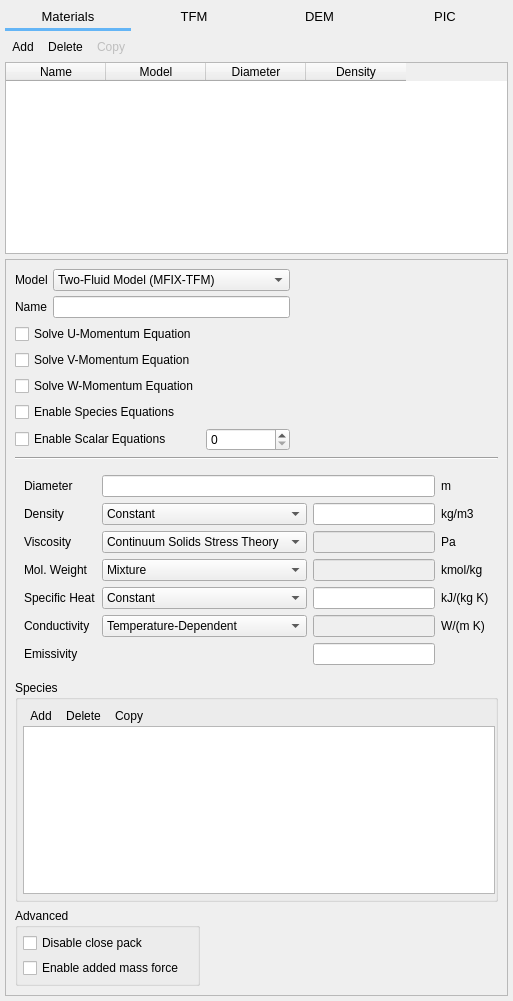
The window that gui/uifiles/solids.ui (truongd8593/mfix) describes before a commit, drawn with Qt 5.
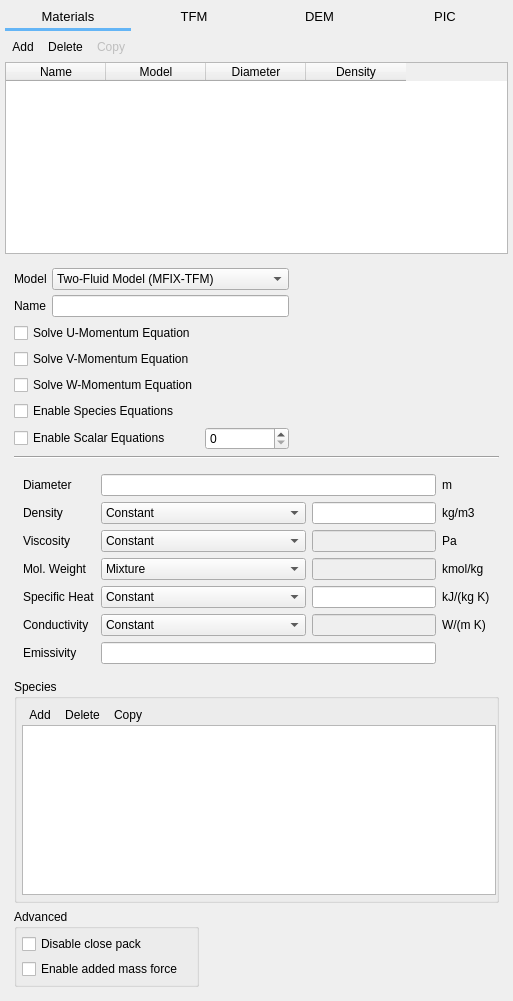
The same window after the commit. Custom widgets are drawn as their Qt base class.

Commit message: more work on solids setup

Diff of the .ui file:
```diff
--- a/gui/uifiles/solids.ui
+++ b/gui/uifiles/solids.ui
@@ -280,6 +280,12 @@
            <verstretch>0</verstretch>
           </sizepolicy>
          </property>
+         <property name="autoFillBackground">
+          <bool>false</bool>
+         </property>
+         <property name="frameShape">
+          <enum>QFrame::NoFrame</enum>
+         </property>
          <property name="widgetResizable">
           <bool>true</bool>
          </property>
@@ -288,8 +294,8 @@
            <rect>
             <x>0</x>
             <y>0</y>
-            <width>499</width>
-            <height>732</height>
+            <width>503</width>
+            <height>736</height>
            </rect>
           </property>
           <layout class="QGridLayout" name="gridLayout_2">
@@ -440,6 +446,12 @@
               </item>
               <item row="1" column="1">
                <widget class="ComboBox" name="combobox_solids_density_model">
+                <property name="sizeAdjustPolicy">
+                 <enum>QComboBox::AdjustToContents</enum>
+                </property>
+                <property name="minimumContentsLength">
+                 <number>1</number>
+                </property>
                 <item>
                  <property name="text">
                   <string>Constant</string>
@@ -472,6 +484,12 @@
               <item row="2" column="1">
                <widget class="ComboBox" name="combobox_solids_viscosity_model">
                 <property name="currentIndex">
+                 <number>0</number>
+                </property>
+                <property name="sizeAdjustPolicy">
+                 <enum>QComboBox::AdjustToContents</enum>
+                </property>
+                <property name="minimumContentsLength">
                  <number>1</number>
                 </property>
                 <item>
@@ -492,7 +510,7 @@
                </widget>
               </item>
               <item row="2" column="2">
-               <widget class="QLineEdit" name="lineEdit_31">
+               <widget class="LineEdit" name="lineedit_keyword_mu_s0_args_S">
                 <property name="enabled">
                  <bool>false</bool>
                 </property>
@@ -514,6 +532,12 @@
               </item>
               <item row="3" column="1">
                <widget class="ComboBox" name="combobox_solids_mol_weight_model">
+                <property name="sizeAdjustPolicy">
+                 <enum>QComboBox::AdjustToContents</enum>
+                </property>
+                <property name="minimumContentsLength">
+                 <number>1</number>
+                </property>
                 <item>
                  <property name="text">
                   <string>Mixture</string>
@@ -544,6 +568,12 @@
               </item>
               <item row="4" column="1">
                <widget class="ComboBox" name="combobox_solids_specific_heat_model">
+                <property name="sizeAdjustPolicy">
+                 <enum>QComboBox::AdjustToContents</enum>
+                </property>
+                <property name="minimumContentsLength">
+                 <number>1</number>
+                </property>
                 <item>
                  <property name="text">
                   <string>Constant</string>
@@ -562,7 +592,7 @@
                </widget>
               </item>
               <item row="4" column="2">
-               <widget class="QLineEdit" name="lineEdit_33"/>
+               <widget class="LineEdit" name="lineedit_keyword_c_ps0_args_S"/>
               </item>
               <item row="4" column="3">
                <widget class="QLabel" name="label_49">
@@ -581,6 +611,12 @@
               <item row="5" column="1">
                <widget class="ComboBox" name="combobox_solids_conductivity_model">
                 <property name="currentIndex">
+                 <number>0</number>
+                </property>
+                <property name="sizeAdjustPolicy">
+                 <enum>QComboBox::AdjustToContents</enum>
+                </property>
+                <property name="minimumContentsLength">
                  <number>1</number>
                 </property>
                 <item>
@@ -601,7 +637,7 @@
                </widget>
               </item>
               <item row="5" column="2">
-               <widget class="QLineEdit" name="lineEdit_34">
+               <widget class="LineEdit" name="lineedit_keyword_k_s0_args_S">
                 <property name="enabled">
                  <bool>false</bool>
                 </property>
@@ -621,7 +657,7 @@
                 </property>
                </widget>
               </item>
-              <item row="6" column="2">
+              <item row="6" column="1" colspan="2">
                <widget class="LineEdit" name="lineedit_keyword_des_em_args_S"/>
               </item>
              </layout>
```
Left out of the diff: 22 changed lines with no effect on the pictures. The commit also changes 5 other files.
